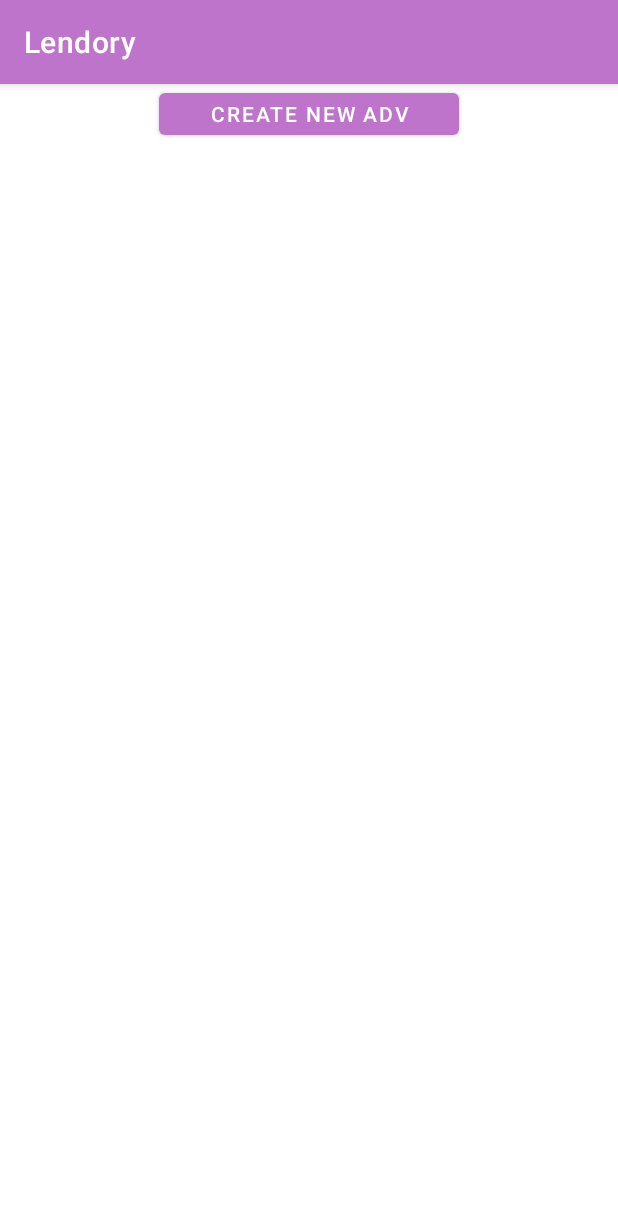
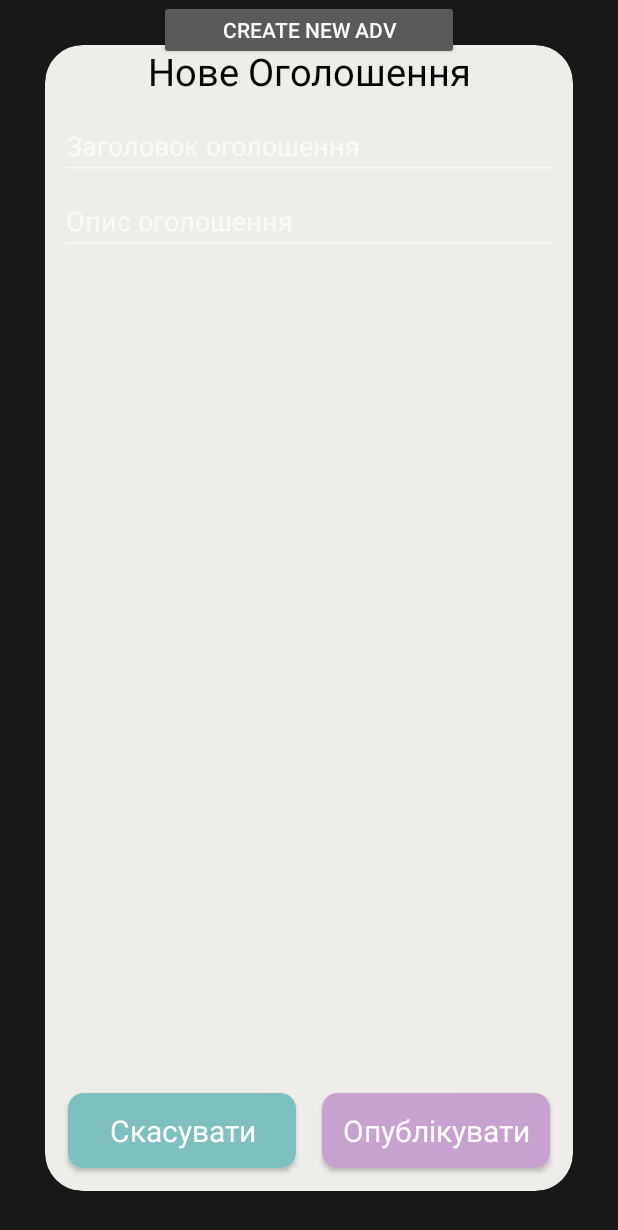
Before and after one commit to OrestPalii/Lendory, an Android app: the screen it shows after launch (MainActivity), on a phone screen of 412 x 824 dp. Shown: the top 1230 px of the screen. Run offline under Robolectric (Android 15) with nearby library versions, the phone set to English and light mode, and no system bars; our stand-ins replace Firebase (no records; nobody signed in at launch, a user with empty details on screens opened directly).

Commit message:
ready_sender

```diff
--- a/app/src/main/AndroidManifest.xml
+++ b/app/src/main/AndroidManifest.xml
@@ -8,7 +8,7 @@
         android:label="@string/app_name"
         android:roundIcon="@mipmap/ic_launcher_round"
         android:supportsRtl="true"
-        android:theme="@style/Theme.Lendory">
+        android:theme="@style/Theme.Design.NoActionBar">
         <activity
             android:name=".MainActivity"
             android:exported="true">
--- a/app/src/main/java/com/quaice/lendory/MainActivity.java
+++ b/app/src/main/java/com/quaice/lendory/MainActivity.java
@@ -4,6 +4,7 @@ import static android.content.ContentValues.TAG;
 
 import androidx.annotation.NonNull;
 import androidx.appcompat.app.AppCompatActivity;
+import androidx.cardview.widget.CardView;
 import androidx.recyclerview.widget.GridLayoutManager;
 import androidx.recyclerview.widget.RecyclerView;
 
@@ -15,6 +16,8 @@ import android.view.LayoutInflater;
 import android.view.View;
 import android.view.ViewGroup;
 import android.widget.Button;
+import android.widget.EditText;
+import android.widget.RelativeLayout;
 import android.widget.Toast;
 
 import com.google.android.gms.tasks.OnFailureListener;
@@ -30,7 +33,10 @@ import java.util.ArrayList;
 
 public class MainActivity extends AppCompatActivity {
     Button sender;
+    RelativeLayout new_adv;
+    CardView cancel, send;
     Context context;
+    EditText name_edit, desc_edit;
     ArrayList<Adv> downloaded;
     @Override
     protected void onCreate(Bundle savedInstanceState) {
@@ -40,16 +46,33 @@ public class MainActivity extends AppCompatActivity {
         FirebaseDatabase database = FirebaseDatabase.getInstance("https://lendory-b5d8b-default-rtdb.firebaseio.com/");
         DatabaseReference myRef = database.getReference("advertisement");
 
+        send = findViewById(R.id.send_button);
+        name_edit = findViewById(R.id.name_edit);
+        desc_edit = findViewById(R.id.description_edit);
+        cancel = findViewById(R.id.cancel);
+        new_adv = findViewById(R.id.new_adv);
         sender = findViewById(R.id.sender);
         sender.setOnClickListener(new View.OnClickListener() {
             @Override
             public void onClick(View view) {
+                new_adv.setVisibility(View.VISIBLE);
+            }
+        });
+        cancel.setOnClickListener(new View.OnClickListener() {
+            @Override
+            public void onClick(View view) {
+                new_adv.setVisibility(View.INVISIBLE);
+            }
+        });
+        send.setOnClickListener(new View.OnClickListener() {
+            @Override
+            public void onClick(View view) {
                 ArrayList<String> arrayList = new ArrayList<>();
                 arrayList.add("dsfsafd");arrayList.add("dsfsafd1");arrayList.add("dsfsafd2");
-                Adv cur = new Adv("Оголошення","Опис","Львів","$",1000,50,2,10,
+                Adv cur = new Adv(name_edit.getText().toString(),desc_edit.getText().toString(),"Львів","$",1000,50,2,10,
                         false,arrayList,new User("Антон", "+380976547419"));
                 myRef.child("" + cur.hashCode()).setValue(cur);
-
+                new_adv.setVisibility(View.INVISIBLE);
             }
         });
 
@@ -71,7 +94,7 @@ public class MainActivity extends AppCompatActivity {
     }
     void build_recycler(ArrayList<Adv> list){
         RecyclerView recyclerView = findViewById(R.id.recycler);
-        recyclerView.setLayoutManager(new GridLayoutManager(this, 2));
+        recyclerView.setLayoutManager(new GridLayoutManager(this, 1));
         MyRecyclerViewAdapter  adapter = new MyRecyclerViewAdapter(this, list);
         recyclerView.setAdapter(adapter);
     }
--- a/app/src/main/res/layout/activity_main.xml
+++ b/app/src/main/res/layout/activity_main.xml
@@ -5,6 +5,8 @@
     android:layout_width="match_parent"
     android:layout_height="match_parent"
     tools:context=".MainActivity">
+
+
 
     <Button
         android:id="@+id/sender"
@@ -18,7 +20,6 @@
         android:layout_centerHorizontal="true"
         android:layout_width="wrap_content"
         android:layout_height="match_parent"
-        android:layout_marginTop="50dp"
         app:layoutManager="androidx.recyclerview.widget.GridLayoutManager"
         app:layout_constraintBottom_toBottomOf="parent"
         app:layout_constraintEnd_toEndOf="parent"
@@ -26,4 +27,84 @@
         app:layout_constraintTop_toTopOf="parent"
         app:spanCount="2"></androidx.recyclerview.widget.RecyclerView>
 
+    <RelativeLayout
+        android:id="@+id/new_adv"
+        android:visibility="visible"
+        android:layout_width="match_parent"
+        android:layout_height="match_parent">
+        <ImageView
+            android:layout_width="match_parent"
+            android:layout_height="match_parent"
+            android:background="@color/black"
+            android:alpha="0.5"></ImageView>
+        <androidx.cardview.widget.CardView
+            android:layout_width="match_parent"
+            android:layout_height="match_parent"
+            android:layout_margin="30dp"
+            app:cardCornerRadius="25dp"
+            app:cardBackgroundColor="@color/main">
+            <RelativeLayout
+                android:layout_width="match_parent"
+                android:layout_height="match_parent">
+                <TextView
+                    android:layout_width="match_parent"
+                    android:layout_height="30dp"
+                    android:gravity="center_horizontal"
+                    android:text="Нове Оголошення"
+                    android:textSize="25dp"
+                    android:textColor="@color/black"
+                    ></TextView>
+                <androidx.cardview.widget.CardView
+                    android:id="@+id/cancel"
+                    android:layout_width="152dp"
+                    android:layout_height="50dp"
+                    app:cardBackgroundColor="@color/green"
+                    app:cardCornerRadius="10dp"
+                    android:layout_alignParentBottom="true"
+                    android:layout_margin="15dp">
+                    <TextView
+                        android:layout_width="match_parent"
+                        android:layout_height="match_parent"
+                        android:text="Скасувати"
+                        android:gravity="center"
+                        android:textSize="20dp"
+                        android:textColor="@color/white"></TextView>
+                </androidx.cardview.widget.CardView>
+                <androidx.cardview.widget.CardView
+                    android:id="@+id/send_button"
+                    android:layout_width="152dp"
+                    android:layout_height="50dp"
+                    app:cardBackgroundColor="@color/purple"
+                    app:cardCornerRadius="10dp"
+                    android:layout_alignParentBottom="true"
+                    android:layout_alignParentRight="true"
+                    android:layout_margin="15dp">
+                    <TextView
+                        android:layout_width="match_parent"
+                        android:layout_height="match_parent"
+                        android:text="Опублікувати"
+                        android:gravity="center"
+                        android:textSize="20dp"
+                        android:textColor="@color/white"></TextView>
+                </androidx.cardview.widget.CardView>
+                <EditText
+                    android:id="@+id/name_edit"
+                    android:layout_marginRight="10dp"
+                    android:layout_marginLeft="10dp"
+                    android:layout_marginTop="50dp"
+                    android:layout_width="match_parent"
+                    android:layout_height="40dp"
+                    android:hint="Заголовок оголошення"></EditText>
+                <EditText
+                    android:id="@+id/description_edit"
+                    android:layout_marginRight="10dp"
+                    android:layout_marginLeft="10dp"
+                    android:layout_marginTop="100dp"
+                    android:layout_width="match_parent"
+                    android:layout_height="40dp"
+                    android:hint="Опис оголошення"></EditText>
+            </RelativeLayout>
+        </androidx.cardview.widget.CardView>
+    </RelativeLayout>
+
 </RelativeLayout>
--- a/app/src/main/res/layout/recycle_item.xml
+++ b/app/src/main/res/layout/recycle_item.xml
@@ -8,8 +8,8 @@
     android:orientation="vertical">
     <androidx.cardview.widget.CardView
         android:layout_margin="10dp"
-        android:layout_width="170dp"
-        android:layout_height="190dp"
+        android:layout_width="350dp"
+        android:layout_height="300dp"
         android:layout_centerInParent="true"
         app:cardCornerRadius="25dp"
         app:cardBackgroundColor="@color/main">
@@ -18,9 +18,9 @@
             android:layout_height="match_parent">
             <androidx.cardview.widget.CardView
                 android:layout_width="match_parent"
-                android:layout_height="110dp"
+                android:layout_height="200dp"
                 android:layout_centerHorizontal="true"
-                android:layout_margin="7dp"
+                android:layout_margin="10dp"
                 app:cardCornerRadius="25dp"
                 app:cardBackgroundColor="#EEEDE7">
                 <ImageView
@@ -34,7 +34,7 @@
                 android:layout_width="match_parent"
                 android:layout_height="wrap_content"
                 android:text="Назва оголошення"
-                android:layout_marginTop="117dp"
+                android:layout_marginTop="210dp"
                 android:layout_marginLeft="7dp"
                 android:layout_marginRight="7dp"
                 android:textColor="@color/black"
```
